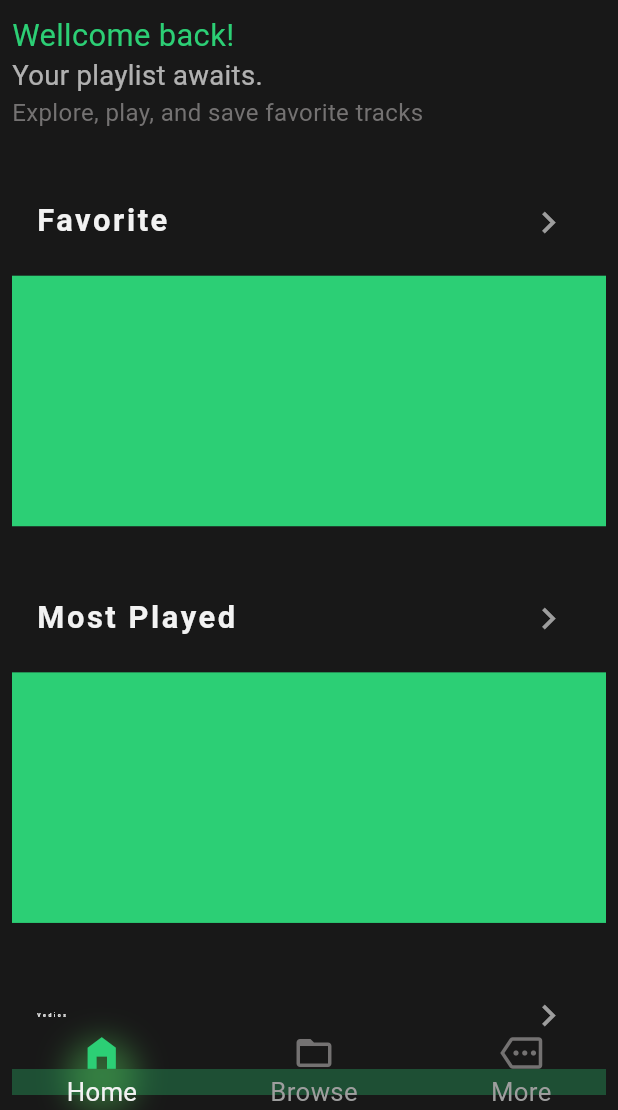
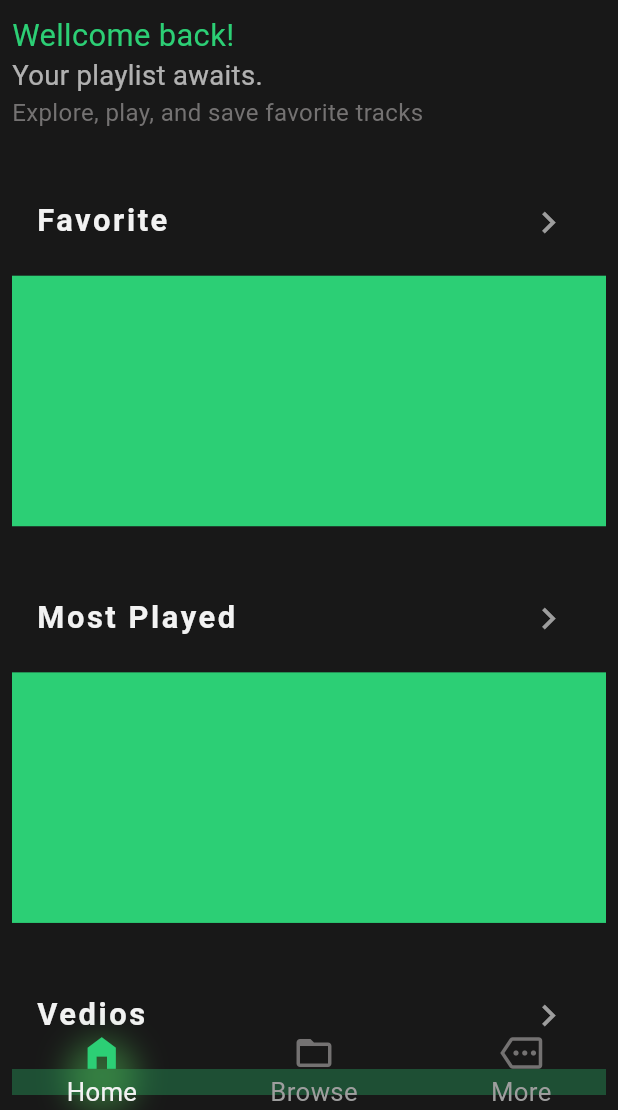
Before and after one commit to Leta-D/omni_codec, a Flutter app: the screen it shows after launch, on a phone screen of 412 x 824 dp, the part 126-1236 px from its top. Run offline on Flutter 3.47's test engine with Material 3 defaults, Android fonts, the phone set to English and light mode, and no system bars; our stand-ins replace bloc, equatable, permission_handler.

Commit message:
fixed issue coused by on_audio_query dependency

```diff
--- a/lib/pages/home_page.dart
+++ b/lib/pages/home_page.dart
@@ -114,7 +114,7 @@ class HomePage extends StatelessWidget {
                     "Vedios",
                     style: TextStyle(
                       color: appWhite(1),
-                      fontSize: screenSize.width / 120,
+                      fontSize: screenSize.width / 20,
                       fontWeight: FontWeight.bold,
                       letterSpacing: 1.7,
                     ),
--- a/lib/pages/main_page.dart
+++ b/lib/pages/main_page.dart
@@ -75,7 +75,7 @@ class _MainPageState extends State<MainPage> {
                         onTap: () => setState(() {
                           _currentIndex = _mainPages.indexOf(item);
                         }),
-
+                        radius: 20,
                         child: Column(
                           children: [
                             Icon(
--- a/pubspec.yaml
+++ b/pubspec.yaml
@@ -38,8 +38,7 @@ dependencies:
   bloc: ^9.0.1
   permission_handler: ^12.0.1
   equatable: ^2.0.7
-  # audio_query: ^0.0.2
-  # on_audio_query: ^2.9.0
+  on_audio_query: ^2.9.0
 
 # on_audio_query_android:
 #   path: plugins/on_audio_query_android
```
Also changed, not shown: pubspec.lock, 2 other files.
